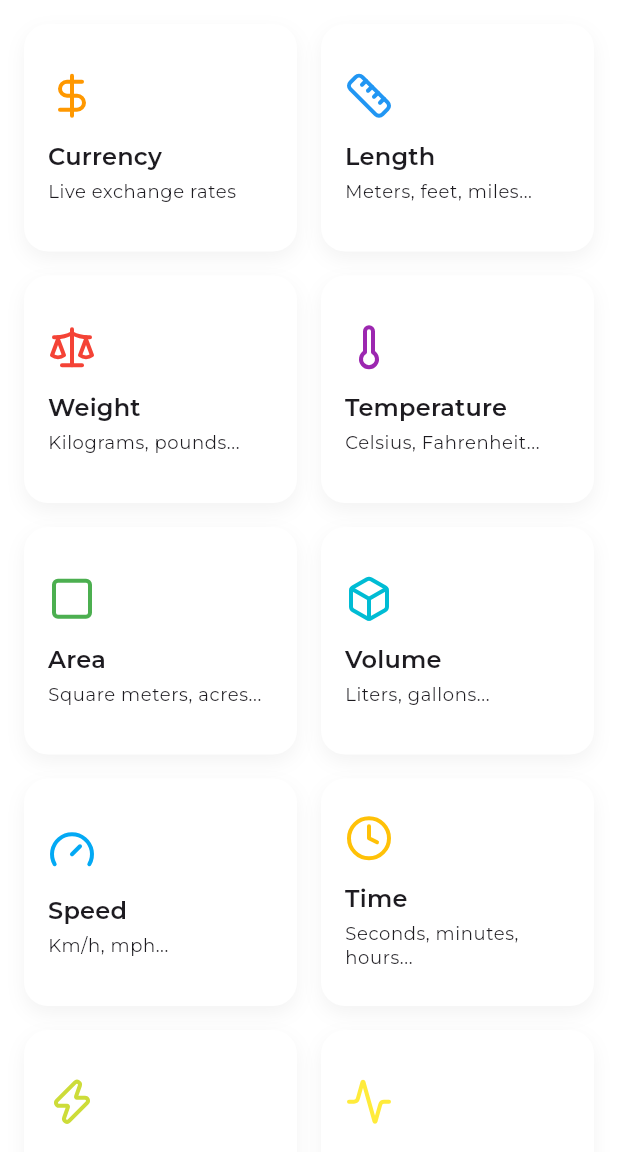
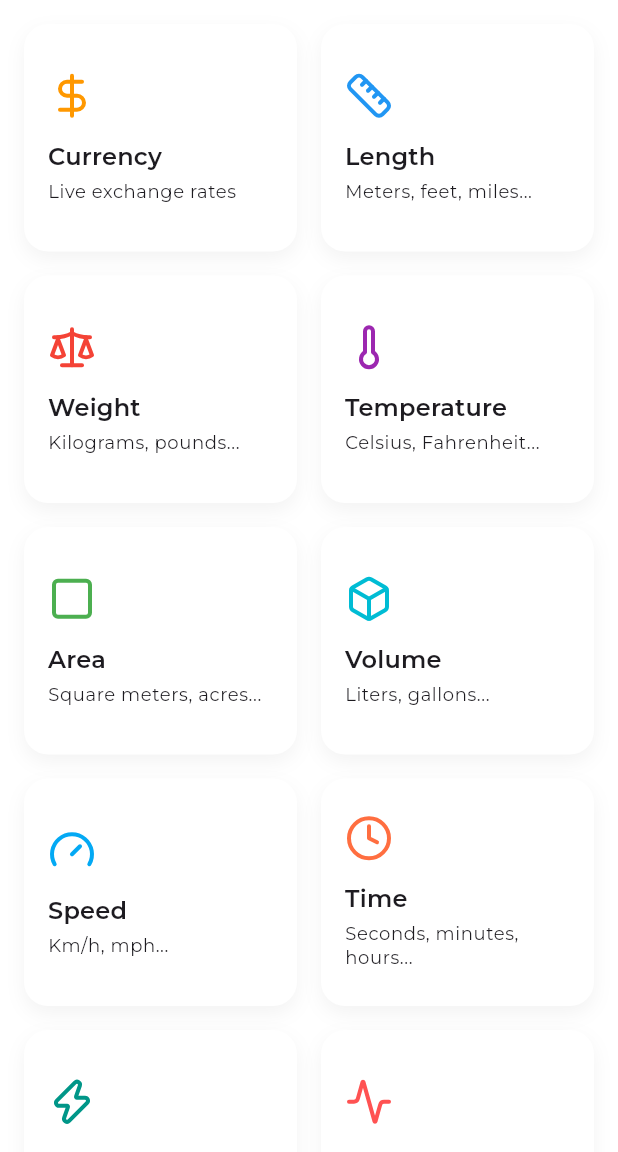
Before and after one commit to farrakhanwahab/XConvert, a Flutter app: the screen it shows after launch, on a phone screen of 412 x 824 dp, the part 84-1236 px from its top. Run offline on Flutter 3.47's test engine with Material 3 defaults, Android fonts, the light colour scheme and no system bars; our stand-ins replace fl_chart, flutter_riverpod, google_fonts, lucide_icons, package_info_plus, shared_preferences.

Commit message:
UI consistency: match header and card colors, fix dropdown font style, use theme for dropdowns

```diff
--- a/lib/screens/area_converter_screen.dart
+++ b/lib/screens/area_converter_screen.dart
@@ -7,7 +7,7 @@ class AreaConverterScreen extends BaseConverterScreen {
       : super(
           title: 'Area Converter',
           icon: Icons.crop_square,
-          iconColor: Colors.teal,
+          iconColor: Colors.green,
         );
 
   @override
--- a/lib/screens/currency_converter_screen.dart
+++ b/lib/screens/currency_converter_screen.dart
@@ -8,7 +8,7 @@ class CurrencyConverterScreen extends BaseConverterScreen {
       : super(
           title: 'Currency Converter',
           icon: Icons.currency_exchange,
-          iconColor: Colors.blueAccent,
+          iconColor: Colors.orange,
         );
 
   @override
--- a/lib/screens/data_converter_screen.dart
+++ b/lib/screens/data_converter_screen.dart
@@ -7,7 +7,7 @@ class DataConverterScreen extends BaseConverterScreen {
       : super(
           title: 'Data Converter',
           icon: Icons.sd_storage,
-          iconColor: Colors.blueGrey,
+          iconColor: Colors.grey,
         );
 
   @override
--- a/lib/screens/energy_converter_screen.dart
+++ b/lib/screens/energy_converter_screen.dart
@@ -1,14 +1,13 @@
 import 'package:flutter/material.dart';
 import 'base_converter_screen.dart';
 import '../services/converter_service.dart';
-import '../app_theme.dart';
 
 class EnergyConverterScreen extends BaseConverterScreen {
   const EnergyConverterScreen({super.key})
       : super(
           title: 'Energy Converter',
           icon: Icons.bolt,
-          iconColor: AppTheme.energyGreen,
+          iconColor: Colors.teal,
         );
 
   @override
--- a/lib/screens/frequency_converter_screen.dart
+++ b/lib/screens/frequency_converter_screen.dart
@@ -7,7 +7,7 @@ class FrequencyConverterScreen extends BaseConverterScreen {
       : super(
           title: 'Frequency Converter',
           icon: Icons.waves,
-          iconColor: Colors.deepOrange,
+          iconColor: Colors.pink,
         );
 
   @override
--- a/lib/screens/history_chart_screen.dart
+++ b/lib/screens/history_chart_screen.dart
@@ -75,7 +75,9 @@ class _HistoryChartScreenState extends State<HistoryChartScreen> {
               DropdownButton<String>(
                 value: _fromCurrency,
                 items: _currencies
-                    .map((c) => DropdownMenuItem(value: c, child: Text(c)))
+                    .map((c) => DropdownMenuItem(value: c, child: Builder(
+                      builder: (context) => Text(c, style: Theme.of(context).textTheme.bodyMedium),
+                    )))
                     .toList(),
                 onChanged: (val) {
                   if (val != null) {
@@ -89,7 +91,9 @@ class _HistoryChartScreenState extends State<HistoryChartScreen> {
               DropdownButton<String>(
                 value: _toCurrency,
                 items: _currencies
-                    .map((c) => DropdownMenuItem(value: c, child: Text(c)))
+                    .map((c) => DropdownMenuItem(value: c, child: Builder(
+                      builder: (context) => Text(c, style: Theme.of(context).textTheme.bodyMedium),
+                    )))
                     .toList(),
                 onChanged: (val) {
                   if (val != null) {
--- a/lib/screens/home_screen.dart
+++ b/lib/screens/home_screen.dart
@@ -90,19 +90,19 @@ class HomeScreen extends StatelessWidget {
           name: 'Time',
           icon: LucideIcons.clock,
           screen: const TimeConverterScreen(),
-          color: Colors.amber,
+          color: Colors.deepOrangeAccent,
           description: 'Seconds, minutes, hours...'),
       Category(
           name: 'Energy',
           icon: LucideIcons.zap,
           screen: const EnergyConverterScreen(),
-          color: Colors.lime,
+          color: Colors.teal,
           description: 'Joules, calories...'),
       Category(
           name: 'Power',
           icon: LucideIcons.activity,
           screen: const PowerConverterScreen(),
-          color: Colors.yellow,
+          color: Colors.redAccent,
           description: 'Watts, horsepower...'),
       Category(
           name: 'Data',
--- a/lib/screens/length_converter_screen.dart
+++ b/lib/screens/length_converter_screen.dart
@@ -7,7 +7,7 @@ class LengthConverterScreen extends BaseConverterScreen {
       : super(
           title: 'Length Converter',
           icon: Icons.straighten,
-          iconColor: Colors.green,
+          iconColor: Colors.blue,
         );
 
   @override
--- a/lib/screens/speed_converter_screen.dart
+++ b/lib/screens/speed_converter_screen.dart
@@ -7,7 +7,7 @@ class SpeedConverterScreen extends BaseConverterScreen {
       : super(
           title: 'Speed Converter',
           icon: Icons.speed,
-          iconColor: Colors.deepPurple,
+          iconColor: Colors.lightBlue,
         );
 
   @override
--- a/lib/screens/temperature_converter_screen.dart
+++ b/lib/screens/temperature_converter_screen.dart
@@ -7,7 +7,7 @@ class TemperatureConverterScreen extends BaseConverterScreen {
       : super(
           title: 'Temperature Converter',
           icon: Icons.thermostat,
-          iconColor: Colors.deepOrangeAccent,
+          iconColor: Colors.purple,
         );
 
   @override
--- a/lib/screens/time_converter_screen.dart
+++ b/lib/screens/time_converter_screen.dart
@@ -7,7 +7,7 @@ class TimeConverterScreen extends BaseConverterScreen {
       : super(
           title: 'Time Converter',
           icon: Icons.access_time,
-          iconColor: Colors.orange,
+          iconColor: Colors.deepOrangeAccent,
         );
 
   @override
--- a/lib/screens/volume_converter_screen.dart
+++ b/lib/screens/volume_converter_screen.dart
@@ -7,7 +7,7 @@ class VolumeConverterScreen extends BaseConverterScreen {
       : super(
           title: 'Volume Converter',
           icon: Icons.local_drink,
-          iconColor: Colors.indigo,
+          iconColor: Colors.cyan,
         );
 
   @override
--- a/lib/screens/weight_converter_screen.dart
+++ b/lib/screens/weight_converter_screen.dart
@@ -7,7 +7,7 @@ class WeightConverterScreen extends BaseConverterScreen {
       : super(
           title: 'Weight Converter',
           icon: Icons.monitor_weight,
-          iconColor: Colors.brown,
+          iconColor: Colors.red,
         );
 
   @override
```
